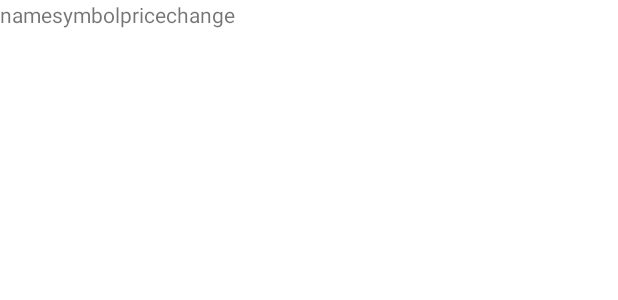
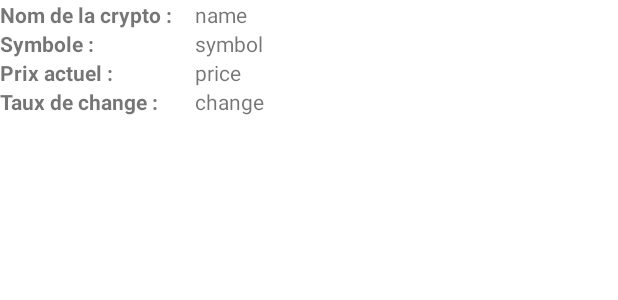
Before and after one commit to arthurbourret/eseo_s8_client_server, an Android app: the layout layout_list_coin.xml on its own in the app's theme, with its tools: preview values and no code run, on a phone screen of 412 x 824 dp. Shown: the top 300 px of the screen. Run offline under Robolectric (Android 15) with nearby library versions, the phone set to English and light mode, and no system bars.

Commit message:
Final layout with recycler

```diff
--- a/app/src/main/res/layout/layout_list_coin.xml
+++ b/app/src/main/res/layout/layout_list_coin.xml
@@ -1,30 +1,36 @@
 <?xml version="1.0" encoding="utf-8"?>
-<LinearLayout xmlns:app="http://schemas.android.com/apk/res-auto"
+<androidx.constraintlayout.widget.ConstraintLayout xmlns:android="http://schemas.android.com/apk/res/android"
+
+    xmlns:app="http://schemas.android.com/apk/res-auto"
     xmlns:tools="http://schemas.android.com/tools"
-    xmlns:android="http://schemas.android.com/apk/res/android"
-    android:layout_width="wrap_content"
-    android:layout_height="wrap_content">
+    android:id="@+id/linearLayout"
+    android:layout_width="match_parent"
+    android:layout_height="wrap_content"
+    android:layout_marginBottom="15dp"
+    >
 
     <TextView
         android:id="@+id/name_coin"
         android:layout_width="wrap_content"
         android:layout_height="wrap_content"
         android:text="name"
-        app:layout_constraintStart_toStartOf="parent"
-        app:layout_constraintTop_toTopOf="parent" />
+        app:layout_constraintStart_toEndOf="@+id/textView5"
+        tools:ignore="MissingConstraints" />
 
     <TextView
         android:id="@+id/symbol_coin"
         android:layout_width="wrap_content"
         android:layout_height="wrap_content"
         android:text="symbol"
-        app:layout_constraintTop_toBottomOf="@+id/name_coin" />
+        app:layout_constraintStart_toEndOf="@+id/textView6"
+        app:layout_constraintTop_toBottomOf="@id/name_coin" />
 
     <TextView
         android:id="@+id/price_coin"
         android:layout_width="wrap_content"
         android:layout_height="wrap_content"
         android:text="price"
+        app:layout_constraintStart_toEndOf="@+id/textView7"
         app:layout_constraintTop_toBottomOf="@+id/symbol_coin" />
 
     <TextView
@@ -32,6 +38,43 @@
         android:layout_width="wrap_content"
         android:layout_height="wrap_content"
         android:text="change"
+        app:layout_constraintStart_toEndOf="@+id/textView8"
         app:layout_constraintTop_toBottomOf="@+id/price_coin" />
 
-</LinearLayout>
+    <TextView
+        android:id="@+id/textView5"
+        android:layout_width="130dp"
+        android:layout_height="wrap_content"
+        android:text="Nom de la crypto : "
+        android:textStyle="bold"
+        app:layout_constraintStart_toStartOf="parent"
+        app:layout_constraintTop_toTopOf="parent" />
+
+    <TextView
+        android:id="@+id/textView6"
+        android:layout_width="130dp"
+        android:layout_height="wrap_content"
+        android:text="Symbole : "
+        android:textStyle="bold"
+        app:layout_constraintStart_toStartOf="parent"
+        app:layout_constraintTop_toBottomOf="@+id/textView5" />
+
+    <TextView
+        android:id="@+id/textView7"
+        android:layout_width="130dp"
+        android:layout_height="wrap_content"
+        android:text="Prix actuel : "
+        android:textStyle="bold"
+        app:layout_constraintStart_toStartOf="parent"
+        app:layout_constraintTop_toBottomOf="@+id/textView6" />
+
+    <TextView
+        android:id="@+id/textView8"
+        android:layout_width="130dp"
+        android:layout_height="wrap_content"
+        android:text="Taux de change : "
+        android:textStyle="bold"
+        app:layout_constraintStart_toStartOf="parent"
+        app:layout_constraintTop_toBottomOf="@+id/textView7" />
+
+</androidx.constraintlayout.widget.ConstraintLayout>
```
